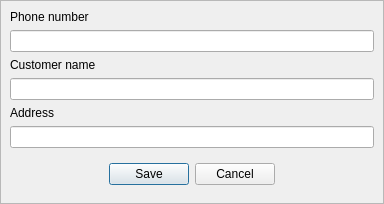
First picture: the form in Forms/customerinfo.ui, repository End1-1/Cafe5, before the edit.
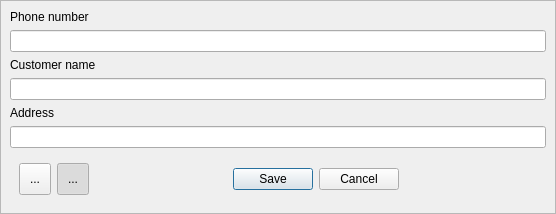
Second picture: the form after the edit. Icons and pictures are not drawn.

```diff
--- a/Forms/customerinfo.ui
+++ b/Forms/customerinfo.ui
@@ -6,8 +6,8 @@
    <rect>
     <x>0</x>
     <y>0</y>
-    <width>384</width>
-    <height>196</height>
+    <width>556</width>
+    <height>212</height>
    </rect>
   </property>
   <property name="windowTitle">
@@ -74,6 +74,61 @@
       <item>
        <widget class="QWidget" name="widget" native="true">
         <layout class="QHBoxLayout" name="horizontalLayout">
+         <item>
+          <widget class="QToolButton" name="btnKbdUS">
+           <property name="minimumSize">
+            <size>
+             <width>32</width>
+             <height>32</height>
+            </size>
+           </property>
+           <property name="text">
+            <string>...</string>
+           </property>
+           <property name="icon">
+            <iconset resource="../resources/resources.qrc">
+             <normaloff>:/usa.png</normaloff>:/usa.png</iconset>
+           </property>
+           <property name="iconSize">
+            <size>
+             <width>32</width>
+             <height>32</height>
+            </size>
+           </property>
+           <property name="checkable">
+            <bool>true</bool>
+           </property>
+          </widget>
+         </item>
+         <item>
+          <widget class="QToolButton" name="btnKdbAM">
+           <property name="minimumSize">
+            <size>
+             <width>32</width>
+             <height>32</height>
+            </size>
+           </property>
+           <property name="text">
+            <string>...</string>
+           </property>
+           <property name="icon">
+            <iconset resource="../resources/resources.qrc">
+             <normaloff>:/armenia.png</normaloff>:/armenia.png</iconset>
+           </property>
+           <property name="iconSize">
+            <size>
+             <width>32</width>
+             <height>32</height>
+            </size>
+           </property>
+           <property name="checkable">
+            <bool>true</bool>
+           </property>
+           <property name="checked">
+            <bool>true</bool>
+           </property>
+          </widget>
+         </item>
          <item>
           <spacer name="horizontalSpacer">
            <property name="orientation">
```
Left out of the diff: 4 changed lines with no effect on the pictures.
